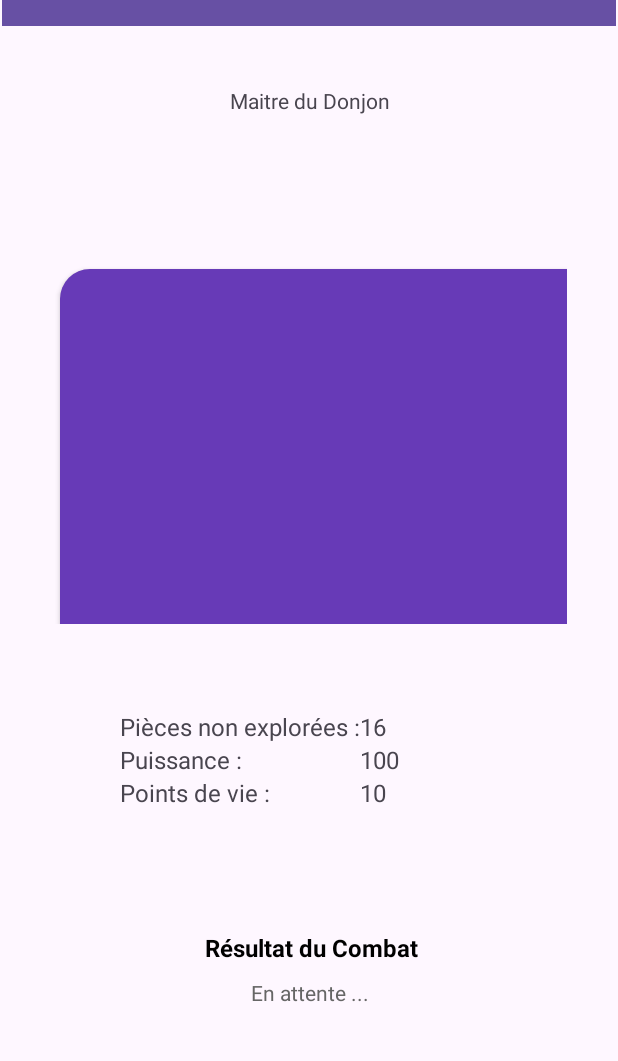
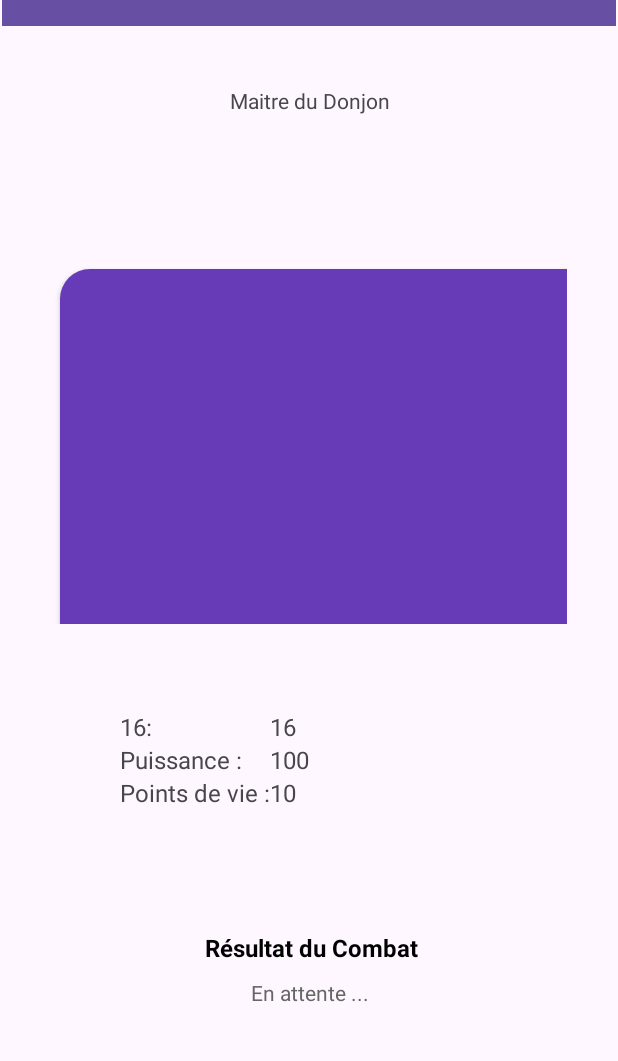
Before and after one commit to TherenceEspoir/dungeon-master, an Android app: the screen it shows after launch (MainActivity), in the options menu, after a tap on "Recommencer", on a phone screen of 412 x 824 dp, the part 70-1131 px from its top. Run offline under Robolectric (Android 15) with nearby library versions, the phone set to English and light mode, and no system bars.

```diff
--- a/app/src/main/java/com/example/dungeon/Combat.java
+++ b/app/src/main/java/com/example/dungeon/Combat.java
@@ -15,7 +15,7 @@ public class Combat {
         Adversaire adversaire = donjon.getAdversaire(numeroPiece);
         int resultat = calculerResultatCombat(joueur.getPuissance(), adversaire.getPuissance());
 
-        if (resultat > 0) {  // Victoire
+        if (resultat >= 0) {  // Victoire
             joueur.gagnerPuissance(GAIN_PUISSANCE_VICTOIRE);
             donjon.setPieceExploree(numeroPiece);
         } else {  // Défaite
--- a/app/src/main/java/com/example/dungeon/MainActivity.java
+++ b/app/src/main/java/com/example/dungeon/MainActivity.java
@@ -33,6 +33,10 @@ public class MainActivity extends AppCompatActivity {
         //Obtenir l'instance de GameManager
         gameManager = GameManager.getInstance();
         donjon = gameManager.getDonjon();
+
+        TextView tvPiecesNonExplorees = findViewById(R.id.tv_pieces_non_explorees_label);
+        tvPiecesNonExplorees.setText("Pièces non explorées");
+
 
         // Vérifier que le GridLayout n'est pas null
         if (gridLayout == null) {
@@ -115,6 +119,9 @@ public class MainActivity extends AppCompatActivity {
                 rendreGrille(gridLayout);
             }
         }
+
+        TextView tvPiecesNonExplorees = findViewById(R.id.tv_pieces_non_explorees_label);
+        tvPiecesNonExplorees.setText( String.valueOf(gameManager.getDonjon().getNbPiecesNonExplorees()) + ": ");
     }
 
 
@@ -130,15 +137,16 @@ public class MainActivity extends AppCompatActivity {
 
             // Vérifier si la pièce est explorée
             if (donjon.isPieceExploree(i)) {
-                button.setEnabled(false); // Désactiver le bouton si la pièce est explorée
+                button.setEnabled(true);
                 button.setAlpha(0.5f); // Réduire l'opacité pour indiquer qu'elle est explorée
+                button.setText("X");
             }
 
             // Ajouter une action pour les clics sur le bouton
             int finalI = i; // Utiliser un index final pour le OnClickListener
             button.setOnClickListener(v -> {
                 if (donjon.isPieceExploree(finalI)) {
-                    Toast.makeText(this, "Cette pièce est déjà explorée.", Toast.LENGTH_SHORT).show();
+                    Toast.makeText(this, "Pièce vide, rien à explorer ici ! ", Toast.LENGTH_SHORT).show();
                 } else {
                     Toast.makeText(this, "Bouton " + (finalI + 1) + " cliqué !", Toast.LENGTH_SHORT).show();
                     lancerCombat(finalI); // Lancer le combat pour cette pièce
@@ -157,7 +165,20 @@ public class MainActivity extends AppCompatActivity {
 
             // Ajouter le bouton au GridLayout
             gridLayout.addView(button);
+
+            mettreAJourInfos();
         }
     }
 
+    private void mettreAJourInfos() {
+        // Mettre à jour la puissance du joueur
+        TextView tvPuissance = findViewById(R.id.tv_puissance_value);
+        tvPuissance.setText(String.valueOf(gameManager.getJoueur().getPuissance()));
+
+        // Mettre à jour les points de vie du joueur
+        TextView tvPointsDeVie = findViewById(R.id.tv_points_de_vie_value);
+        tvPointsDeVie.setText(String.valueOf(gameManager.getJoueur().getPointsDeVie()));
+    }
+
+
 }
```
Also changed, not shown: app/src/main/java/com/example/dungeon/CombatActivity.java (+18 -0 lines).
